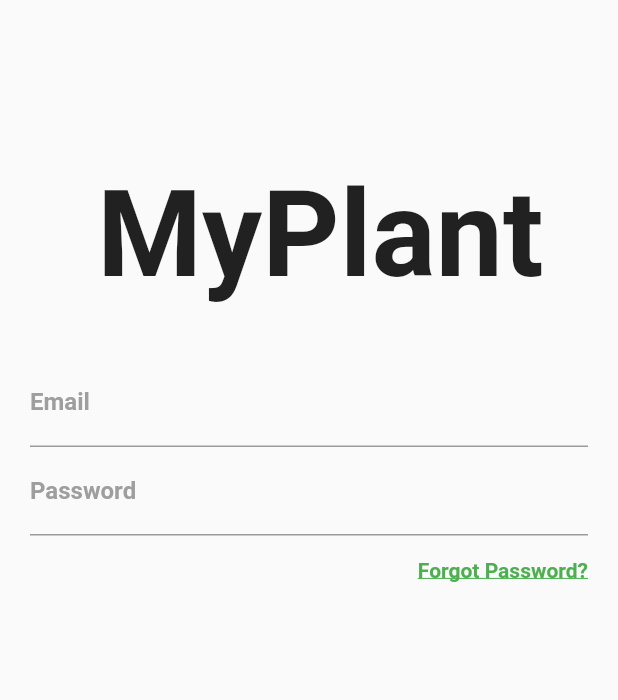
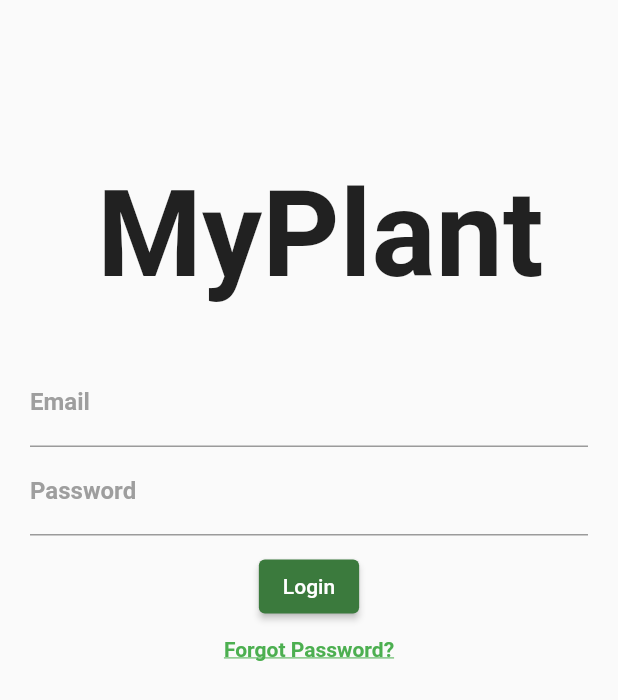
Before and after one commit to YosrGamal/MyPlant-Application, a Flutter app: the screen it shows after launch, on a phone screen of 412 x 824 dp. Shown: the top 700 px of the screen. Run offline on Flutter 3.47's test engine with Material 2 defaults, Android fonts, the phone set to English and light mode, and no system bars; our stand-ins replace go_router; Roboto replaces fonts that are missing (Montserrat).

Commit message:
added button

```diff
--- a/lib/widgets/login.dart
+++ b/lib/widgets/login.dart
@@ -1,6 +1,7 @@
 // ignore_for_file: prefer_const_constructors, duplicate_ignore
 
 import 'package:flutter/material.dart';
+import 'package:my_plant_application/widgets/home.dart';
 
 class Login extends StatefulWidget {
   const Login({super.key});
@@ -13,10 +14,10 @@ class _LoginState extends State<Login> {
   @override
   Widget build(BuildContext context) {
     return Scaffold(
-        body: Column(
+        body: SafeArea(
+            child: Column(
       children: <Widget>[
-        Container(
-          child: Stack(
+        Stack(
           children: <Widget>[
             Container(
               padding: EdgeInsets.fromLTRB(15.0, 110.0, 0.0, 0.0),
@@ -25,7 +26,6 @@ class _LoginState extends State<Login> {
                       TextStyle(fontSize: 80.0, fontWeight: FontWeight.bold)),
             )
           ],
-          ),
         ),
         Container(
             padding: EdgeInsets.only(top: 35.0, left: 20.0, right: 20.0),
@@ -54,9 +54,24 @@ class _LoginState extends State<Login> {
                       focusedBorder: UnderlineInputBorder(
                           borderSide: BorderSide(color: Colors.green))),
                 ),
-                Container(
-                  alignment: Alignment(1.0, 0.0),
-                  padding: EdgeInsets.only(top: 15.0, left: 20.0),
+
+                Padding(
+                  padding: const EdgeInsets.all(10.0),
+                  child: ElevatedButton(
+                    style: ButtonStyle(
+                      backgroundColor: MaterialStatePropertyAll<Color>(
+                          Color.fromARGB(255, 59, 122, 61)),
+                    ),
+                    child: Text('Login'),
+                    onPressed: () {
+                      Navigator.pushNamed(
+                        context,
+                        '/home',
+                      );
+                    },
+                  ),
+                ),
+                Center(
                   child: InkWell(
                     child: Text(
                       'Forgot Password?',
@@ -71,6 +86,6 @@ class _LoginState extends State<Login> {
               ],
             ))
       ],
-    ));
+    )));
   }
 }
```
Lines whose indentation alone changed are shown as unchanged.
